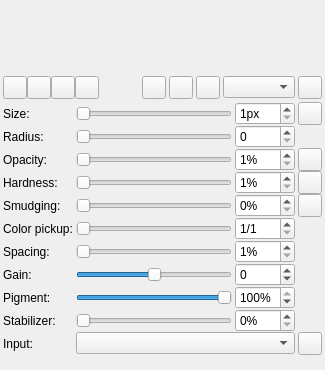
This is src/desktop/ui/brushdock.ui in drawpile/Drawpile as Qt 5 draws it before an edit. The edited form follows.
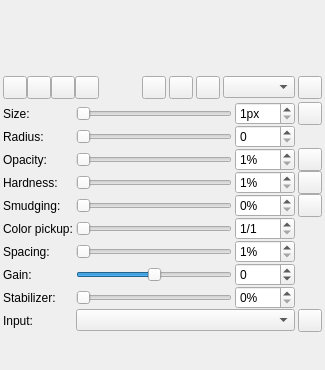
This is the edited form. Icons and pictures are not drawn. Custom widgets are drawn as their Qt base class.

Commit message:
Remove Pigment/paint mode MyPaint brush slider
We don't support spectral painting, so this slider is actually totally
pointless.

Patch:
```diff
--- a/src/desktop/ui/brushdock.ui
+++ b/src/desktop/ui/brushdock.ui
@@ -298,19 +298,6 @@
        </property>
       </widget>
      </item>
-     <item row="8" column="2">
-      <widget class="QSpinBox" name="paintModeBox">
-       <property name="suffix">
-        <string>%</string>
-       </property>
-       <property name="maximum">
-        <number>100</number>
-       </property>
-       <property name="value">
-        <number>100</number>
-       </property>
-      </widget>
-     </item>
      <item row="3" column="0">
       <widget class="QLabel" name="hardnessLabel">
        <property name="text">
@@ -476,13 +463,6 @@
        </property>
       </widget>
      </item>
-     <item row="8" column="0">
-      <widget class="QLabel" name="paintModeLabel">
-       <property name="text">
-        <string>Pigment:</string>
-       </property>
-      </widget>
-     </item>
      <item row="2" column="3">
       <widget class="widgets::GroupedToolButton" name="pressureOpacity">
        <property name="toolTip">
@@ -542,19 +522,6 @@
        </property>
       </widget>
      </item>
-     <item row="8" column="1">
-      <widget class="QSlider" name="paintModeSlider">
-       <property name="maximum">
-        <number>100</number>
-       </property>
-       <property name="value">
-        <number>100</number>
-       </property>
-       <property name="orientation">
-        <enum>Qt::Horizontal</enum>
-       </property>
-      </widget>
-     </item>
      <item row="4" column="0">
       <widget class="QLabel" name="smudgingLabel">
        <property name="text">
```
Left out of the diff: 32 changed lines with no effect on the pictures. The commit also changes 1 other file.
